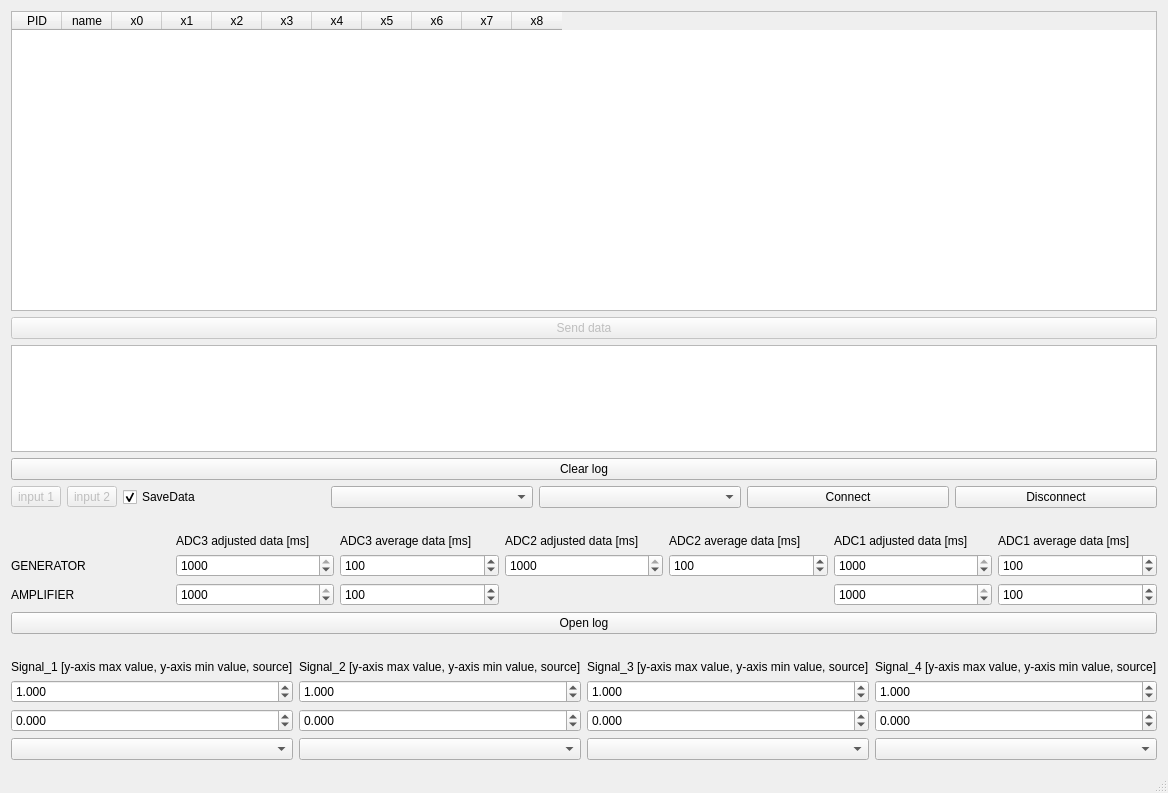
First picture: the form in mainwindow.ui, repository rezy91/TestBoard785, before the edit.
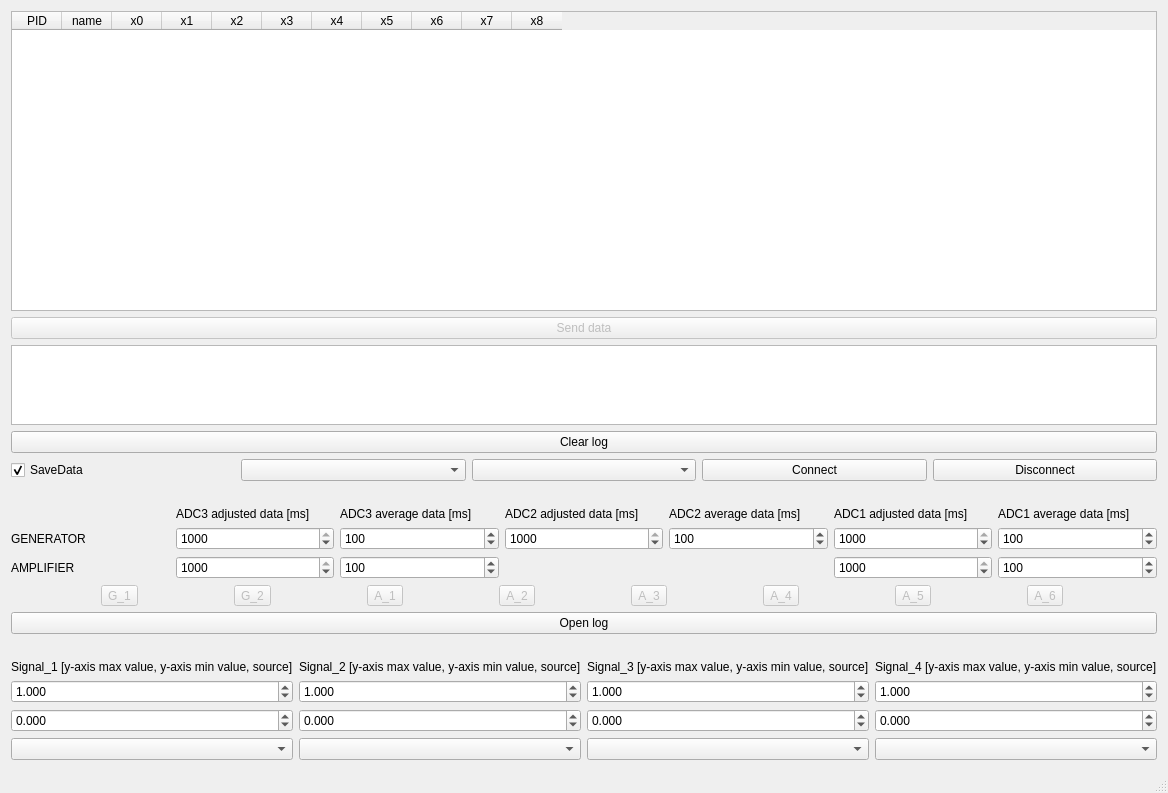
Second picture: the form after the edit.

Commit message: inputs from amplifier are showed

```diff
--- a/mainwindow.ui
+++ b/mainwindow.ui
@@ -15,7 +15,7 @@
   </property>
   <widget class="QWidget" name="centralWidget">
    <layout class="QGridLayout" name="gridLayout">
-    <item row="13" column="0">
+    <item row="14" column="0">
      <layout class="QHBoxLayout" name="horizontalLayout_4">
       <property name="topMargin">
        <number>0</number>
@@ -115,7 +115,7 @@
       </property>
      </widget>
     </item>
-    <item row="15" column="0">
+    <item row="16" column="0">
      <layout class="QHBoxLayout" name="horizontalLayout_5">
       <property name="topMargin">
        <number>0</number>
@@ -240,7 +240,7 @@
       </item>
      </layout>
     </item>
-    <item row="12" column="0">
+    <item row="13" column="0">
      <layout class="QHBoxLayout" name="horizontalLayout_6">
       <property name="topMargin">
        <number>20</number>
@@ -331,6 +331,13 @@
       </item>
      </layout>
     </item>
+    <item row="12" column="0">
+     <widget class="QPushButton" name="openlogButton">
+      <property name="text">
+       <string>Open log</string>
+      </property>
+     </widget>
+    </item>
     <item row="9" column="0">
      <layout class="QHBoxLayout" name="horizontalLayout_3">
       <property name="topMargin">
@@ -444,15 +451,8 @@
       </item>
      </layout>
     </item>
-    <item row="11" column="0">
-     <widget class="QPushButton" name="openlogButton">
-      <property name="text">
-       <string>Open log</string>
-      </property>
-     </widget>
-    </item>
     <item row="5" column="0">
-     <layout class="QHBoxLayout" name="horizontalLayout" stretch="0,0,0,0,0,0,0">
+     <layout class="QHBoxLayout" name="horizontalLayout" stretch="0,0,0,0,0">
       <property name="spacing">
        <number>6</number>
       </property>
@@ -462,26 +462,6 @@
       <property name="topMargin">
        <number>0</number>
       </property>
-      <item>
-       <widget class="QToolButton" name="toolButton">
-        <property name="enabled">
-         <bool>false</bool>
-        </property>
-        <property name="text">
-         <string>input 1</string>
-        </property>
-       </widget>
-      </item>
-      <item>
-       <widget class="QToolButton" name="toolButton_2">
-        <property name="enabled">
-         <bool>false</bool>
-        </property>
-        <property name="text">
-         <string>input 2</string>
-        </property>
-       </widget>
-      </item>
       <item>
        <widget class="QCheckBox" name="checkBox">
         <property name="text">
@@ -514,7 +494,7 @@
       </item>
      </layout>
     </item>
-    <item row="14" column="0">
+    <item row="15" column="0">
      <layout class="QHBoxLayout" name="horizontalLayout_7">
       <property name="topMargin">
        <number>0</number>
@@ -668,6 +648,93 @@
       </item>
      </layout>
     </item>
+    <item row="11" column="0">
+     <layout class="QHBoxLayout" name="horizontalLayout_8">
+      <property name="topMargin">
+       <number>0</number>
+      </property>
+      <item>
+       <widget class="QToolButton" name="toolButton">
+        <property name="enabled">
+         <bool>false</bool>
+        </property>
+        <property name="text">
+         <string>G_1</string>
+        </property>
+       </widget>
+      </item>
+      <item>
+       <widget class="QToolButton" name="toolButton_2">
+        <property name="enabled">
+         <bool>false</bool>
+        </property>
+        <property name="text">
+         <string>G_2</string>
+        </property>
+       </widget>
+      </item>
+      <item>
+       <widget class="QToolButton" name="toolButton_3">
+        <property name="enabled">
+         <bool>false</bool>
+        </property>
+        <property name="text">
+         <string>A_1</string>
+        </property>
+       </widget>
+      </item>
+      <item>
+       <widget class="QToolButton" name="toolButton_4">
+        <property name="enabled">
+         <bool>false</bool>
+        </property>
+        <property name="text">
+         <string>A_2</string>
+        </property>
+       </widget>
+      </item>
+      <item>
+       <widget class="QToolButton" name="toolButton_5">
+        <property name="enabled">
+         <bool>false</bool>
+        </property>
+        <property name="text">
+         <string>A_3</string>
+        </property>
+       </widget>
+      </item>
+      <item>
+       <widget class="QToolButton" name="toolButton_6">
+        <property name="enabled">
+         <bool>false</bool>
+        </property>
+        <property name="text">
+         <string>A_4</string>
+        </property>
+       </widget>
+      </item>
+      <item>
+       <widget class="QToolButton" name="toolButton_7">
+        <property name="enabled">
+         <bool>false</bool>
+        </property>
+        <property name="text">
+         <string>A_5</string>
+        </property>
+       </widget>
+      </item>
+      <item>
+       <widget class="QToolButton" name="toolButton_8">
+        <property name="enabled">
+         <bool>false</bool>
+        </property>
+        <property name="text">
+         <string>A_6</string>
+        </property>
+       </widget>
+      </item>
+     </layout>
+    </item>
    </layout>
   </widget>
   <widget class="QStatusBar" name="statusBar"/>
```
The commit also changes 2 other files.
